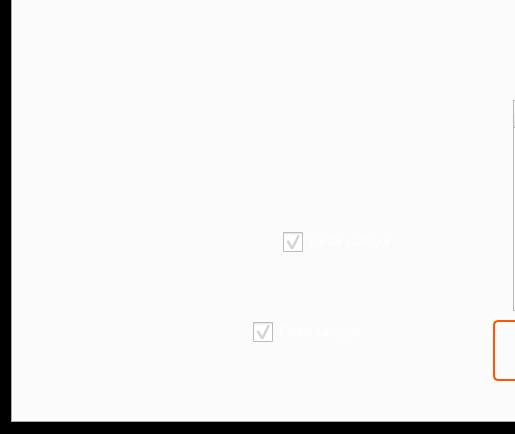
Above: mainwindow.ui from indetails/v1500h before the change; both pictures show x 0 to 515 and y 366 to 800 of the 1200 by 800 pixel window. Below: the same form after it.
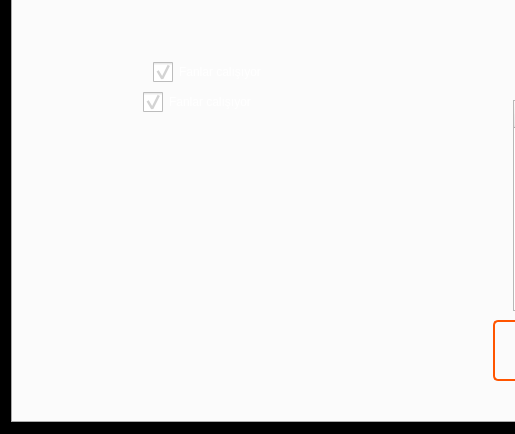
That is the form after the change. The open tabs and pages were chosen to show the change. Icons and pictures are not drawn. Custom widgets are drawn as their Qt base class.

```diff
--- a/mainwindow.ui
+++ b/mainwindow.ui
@@ -5627,8 +5627,8 @@
          <widget class="QCheckBox" name="cB_tte_27">
           <property name="geometry">
            <rect>
-            <x>250</x>
-            <y>470</y>
+            <x>120</x>
+            <y>300</y>
             <width>125</width>
             <height>24</height>
            </rect>
@@ -5663,8 +5663,8 @@
          <widget class="QCheckBox" name="cB_tte_5">
           <property name="geometry">
            <rect>
-            <x>220</x>
-            <y>560</y>
+            <x>110</x>
+            <y>330</y>
             <width>125</width>
             <height>24</height>
            </rect>
```
Left out of the diff: 2 changed lines with no effect on the pictures.
